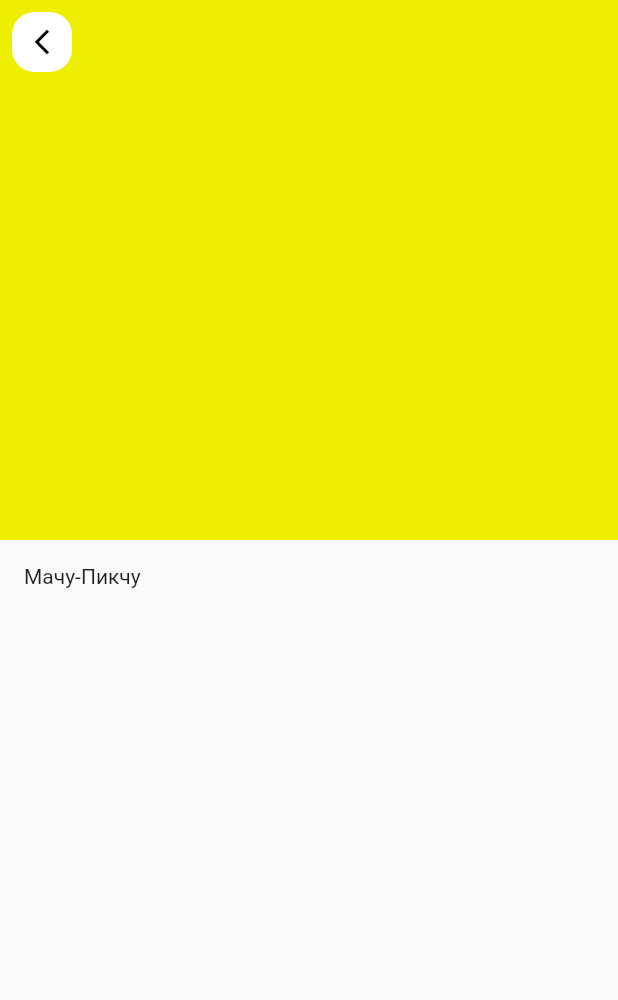
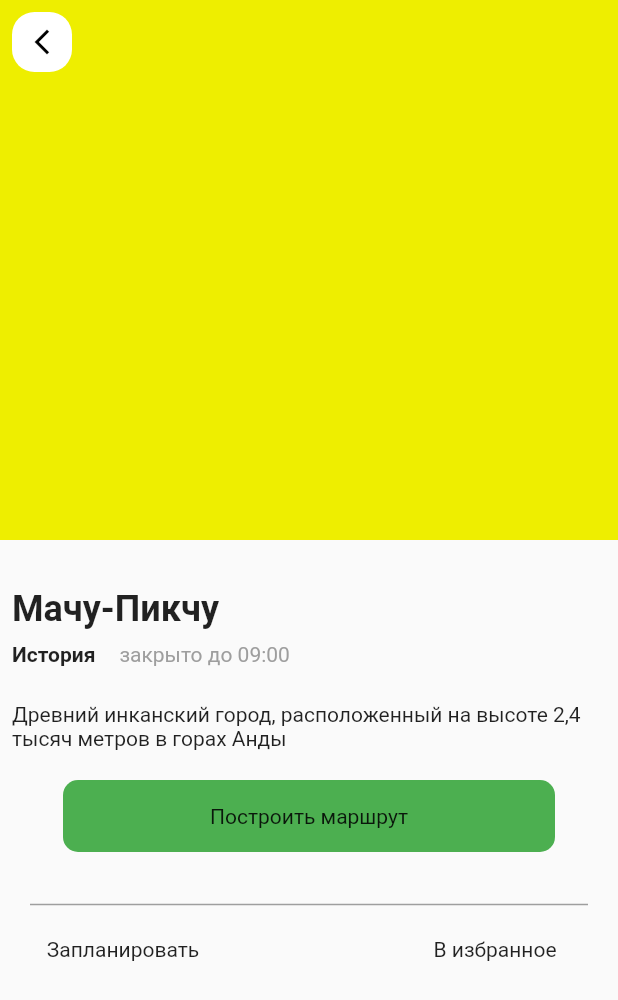
Before and after one commit to romankirpichnikov/places, a Flutter app: the screen it shows after launch, after a tap on "История", on a phone screen of 412 x 824 dp. Shown: the top 1000 px of the screen. Run offline on Flutter 3.47's test engine with Material 2 defaults, Android fonts, the phone set to English and light mode, and no system bars.

Commit message:
add more information from sight

```diff
--- a/lib/domain/sight.dart
+++ b/lib/domain/sight.dart
@@ -7,6 +7,7 @@ class Sight {
   String url;
   String details;
   SightType type;
+  String workingHours;
 
   Sight({
     required this.name,
@@ -15,6 +16,7 @@ class Sight {
     required this.url,
     required this.details,
     required this.type,
+    required this.workingHours,
   });
 
   @override
--- a/lib/mocks.dart
+++ b/lib/mocks.dart
@@ -18,6 +18,7 @@ Sight sight1 = Sight(
   details:
       'Символ Франции, одна из самых известных достопримечательностей мира',
   type: SightType.architecture,
+  workingHours: 'закрыто до 09:00',
 );
 
 Sight sight2 = Sight(
@@ -29,6 +30,7 @@ Sight sight2 = Sight(
   details:
       'Древний инканский город, расположенный на высоте 2,4 тысяч метров в горах Анды',
   type: SightType.history,
+  workingHours: 'закрыто до 09:00',
 );
 
 Sight sight3 = Sight(
@@ -40,6 +42,7 @@ Sight sight3 = Sight(
   details:
       'Один из самых известных оперных театров в мире, расположенный на побережье Сиднея',
   type: SightType.culture,
+  workingHours: 'закрыто до 09:00',
 );
 
 Sight sight4 = Sight(
@@ -50,6 +53,7 @@ Sight sight4 = Sight(
       'https://upload.wikimedia.org/wikipedia/commons/e/ec/Mona_Lisa%2C_by_Leonardo_da_Vinci%2C_from_C2RMF_retouched.jpg',
   details: 'Шедевр Леонардо да Винчи, находящийся в Лувре в Париже',
   type: SightType.art,
+  workingHours: 'закрыто до 09:00',
 );
 
 Sight sight5 = Sight(
@@ -60,4 +64,5 @@ Sight sight5 = Sight(
       'https://upload.wikimedia.org/wikipedia/commons/thumb/7/7b/Grand_Canyon_Hopi_Point_with_rainbow_2013.jpg/640px-Grand_Canyon_Hopi_Point_with_rainbow_2013.jpg',
   details: 'Огромный каньон в Северной Америке, расположенный в штате Аризона',
   type: SightType.nature,
+  workingHours: 'закрыто до 09:00',
 );
--- a/lib/ui/sight_card.dart
+++ b/lib/ui/sight_card.dart
@@ -70,9 +70,7 @@ class SightCard extends StatelessWidget {
                         fontWeight: FontWeight.bold,
                       ),
                     ),
-                    const SizedBox(
-                      height: 5,
-                    ),
+                    const SizedBox(height: 5),
                     Text(
                       sight.details,
                       maxLines: 2,
--- a/lib/ui/sight_details_card.dart
+++ b/lib/ui/sight_details_card.dart
@@ -1,4 +1,5 @@
 import 'package:flutter/material.dart';
+import 'package:places/constants/domain/sight_types.dart';
 import 'package:places/domain/sight.dart';
 
 class SightDetailsCard extends StatelessWidget {
@@ -21,11 +22,88 @@ class SightDetailsCard extends StatelessWidget {
                   color: const Color(0xffeeee00),
                   height: 360.0,
                 ),
+                const SizedBox(height: 24),
                 Padding(
-                  padding: const EdgeInsets.all(16.0),
+                  padding: const EdgeInsets.all(8.0),
                   child: Text(
                     sight.name,
+                    style: const TextStyle(
+                      fontWeight: FontWeight.w700,
+                      fontSize: 24,
+                    ),
                   ),
+                ),
+                Container(
+                  margin: const EdgeInsets.only(left: 8),
+                  child: Row(
+                    children: [
+                      Text(
+                        sight.type.name,
+                        style: const TextStyle(
+                          fontSize: 14,
+                          fontWeight: FontWeight.w700,
+                        ),
+                      ),
+                      const SizedBox(width: 16),
+                      Text(
+                        sight.workingHours,
+                        style: const TextStyle(
+                          fontSize: 14,
+                          fontWeight: FontWeight.w400,
+                          color: Colors.grey,
+                        ),
+                      ),
+                    ],
+                  ),
+                ),
+                Container(
+                  margin: const EdgeInsets.only(top: 24.0, left: 8.0),
+                  child: Text(
+                    sight.details,
+                    style: const TextStyle(
+                      fontSize: 14,
+                      fontWeight: FontWeight.w400,
+                    ),
+                  ),
+                ),
+                Center(
+                  child: Container(
+                    margin: const EdgeInsets.only(bottom: 20, top: 20),
+                    width: 328,
+                    height: 48,
+                    decoration: const BoxDecoration(
+                      borderRadius: BorderRadius.all(Radius.circular(10)),
+                      color: Colors.green,
+                    ),
+                    child: const Center(child: Text('Построить маршрут')),
+                  ),
+                ),
+                const SizedBox(height: 5),
+                const Divider(
+                  color: Colors.grey,
+                  thickness: 1,
+                  height: 20,
+                  indent: 20,
+                  endIndent: 20,
+                ),
+                Row(
+                  mainAxisAlignment: MainAxisAlignment.spaceBetween,
+                  children: const [
+                    SizedBox(
+                      width: 164,
+                      height: 40,
+                      child: Center(
+                        child: Text(
+                          'Запланировать',
+                        ),
+                      ),
+                    ),
+                    SizedBox(
+                      width: 164,
+                      height: 40,
+                      child: Center(child: Text('В избранное')),
+                    ),
+                  ],
                 ),
               ],
             ),
```
